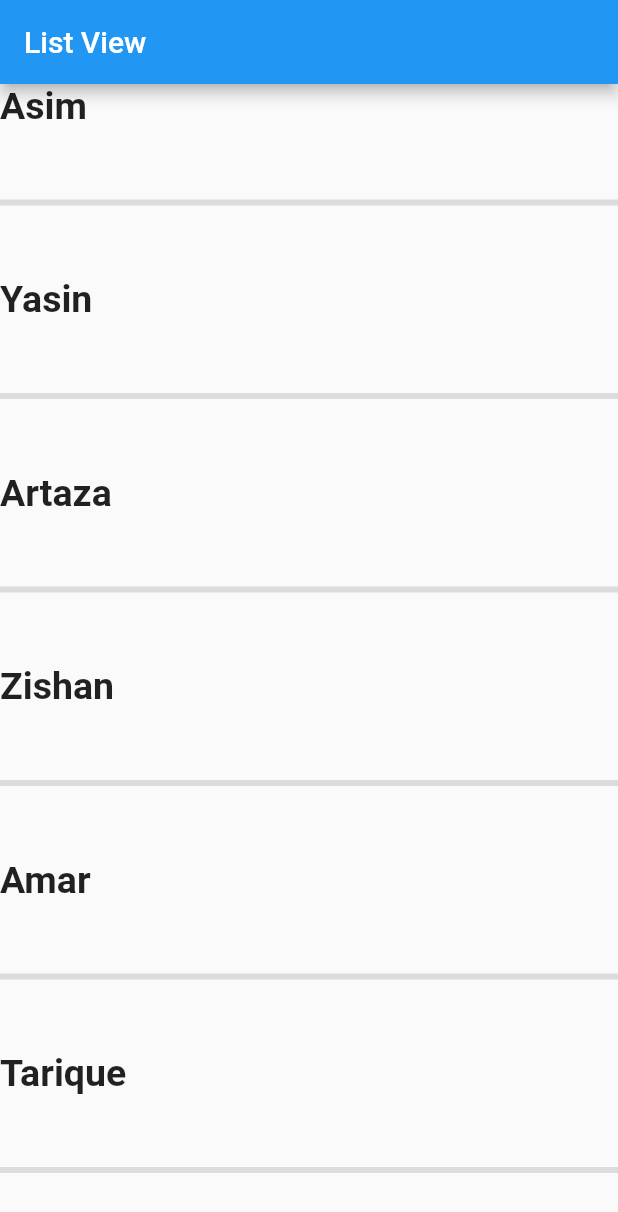
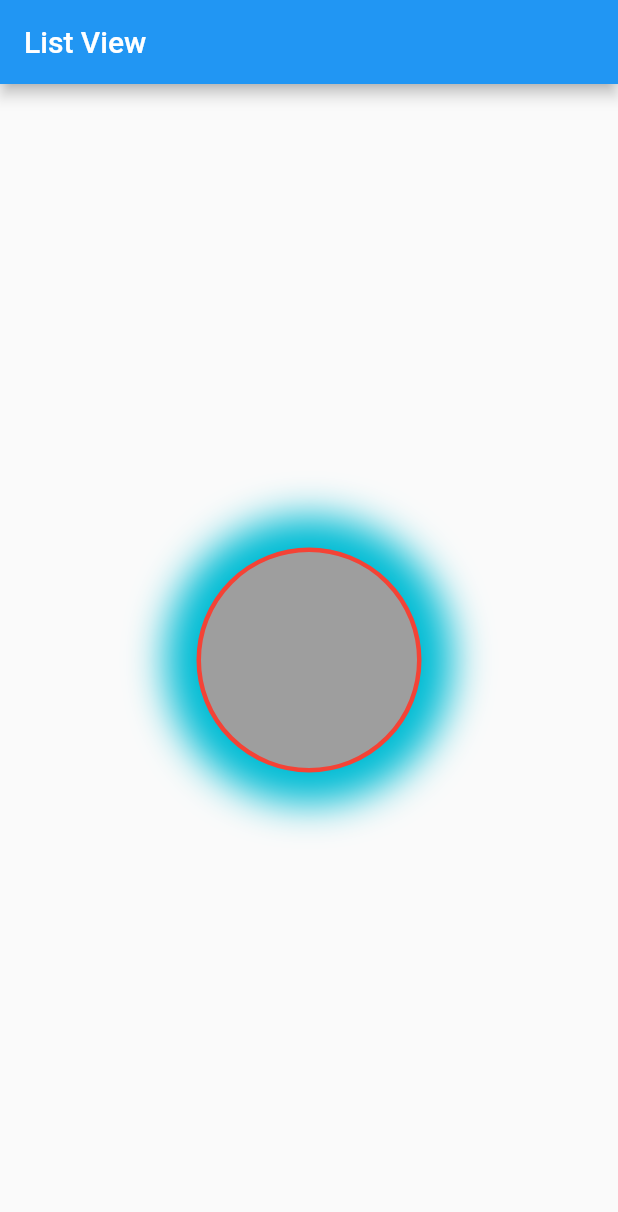
Before and after one commit to yasin9064/flutter_application_1, a Flutter app: the screen it shows after launch, on a phone screen of 412 x 824 dp. Shown: the top 1212 px of the screen. Run offline on Flutter 3.47's test engine with Material 2 defaults, Android fonts, the phone set to English and light mode, and no system bars.

Commit message:
Learn about Container Decoration

```diff
--- a/lib/HomeScreen.dart
+++ b/lib/HomeScreen.dart
@@ -21,23 +21,32 @@ class HomeScreen extends StatelessWidget {
         appBar: AppBar(
           title: Text("List View"),
         ),
-        body: ListView.separated(
-          itemBuilder: (context, index) {
-            return Text(
-              arrNames[index],
-              style: TextStyle(fontSize: 25, fontWeight: FontWeight.bold),
-            );
-          },
-          itemCount: arrNames.length,
-          separatorBuilder: (context, index) {
-            return Divider(
-              height: 100,
-              thickness: 4,
-            );
-          },
-        )
+        body: Container(
+          width: double.infinity,
+          height: double.infinity,
+           child: Center(
+             child: Container(
+             width: 150,
+             height: 150,
+             decoration: BoxDecoration(
+              color: Colors.grey,
+              // borderRadius: BorderRadius.circular(24),
+              border: Border.all(
+                width: 3,
+                color: Colors.red,
+              ),
+              boxShadow: [
+                BoxShadow(
+                  blurRadius: 21,
+                  color: Colors.cyan,
+                  spreadRadius: 21
+                )
+              ],
+              shape: BoxShape.circle
+        ),
+       ),
+      )
+     )
     );
   }
 }
-
-class rerturn {}
```
